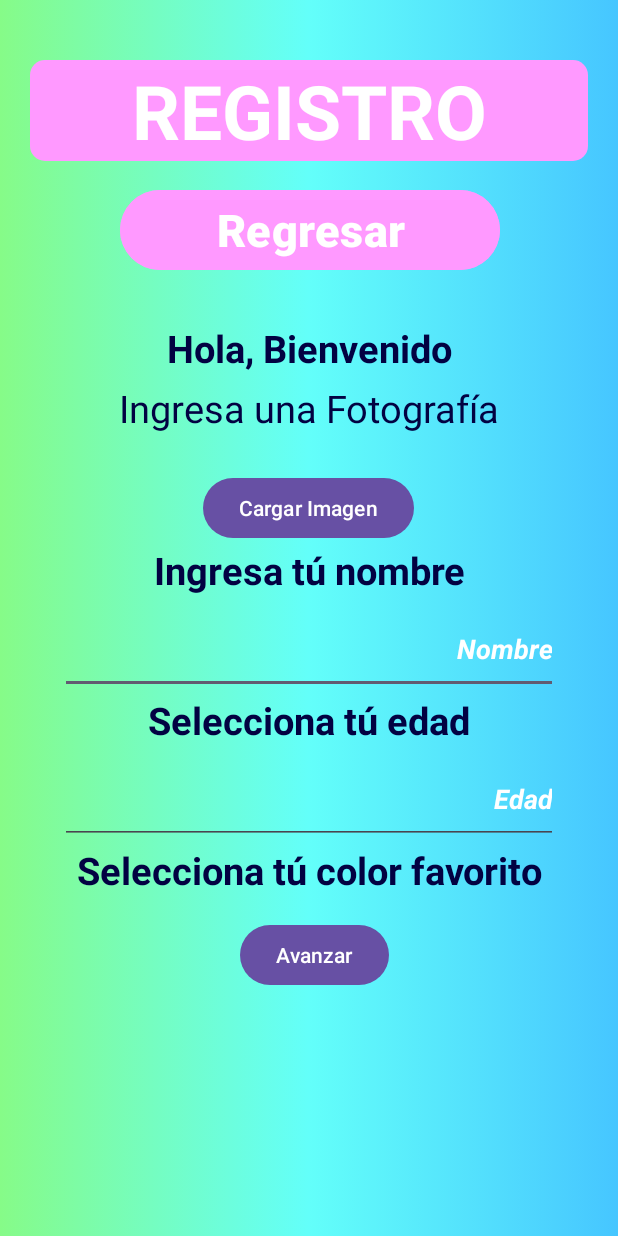
After one commit to KevindeJesusUAA/ProyectoFinalGeoterra, an Android app: the registro screen opened directly, with no data from a screen before it, on a phone screen of 412 x 824 dp. The commit adds this screen. Run offline under Robolectric (Android 15) with nearby library versions, the phone set to English and light mode, and no system bars; plain views replace SelectColor.

Commit message:
Agregué opciones, registro, explorar, etc.

```diff
--- a/app/build.gradle.kts
+++ b/app/build.gradle.kts
@@ -34,6 +34,7 @@ android {
 dependencies {
 
     implementation ("com.github.bumptech.glide:glide:4.12.0")
+    implementation("com.google.android.gms:play-services-maps:18.2.0")
     annotationProcessor ("com.github.bumptech.glide:compiler:4.12.0")
     implementation("androidx.appcompat:appcompat:1.6.1")
     implementation("com.google.android.material:material:1.10.0")
--- a/app/src/main/java/uaa/mx/proyectofinalgeoterra/MainActivity.java
+++ b/app/src/main/java/uaa/mx/proyectofinalgeoterra/MainActivity.java
@@ -22,7 +22,7 @@ public class MainActivity extends AppCompatActivity {
             @Override
             public void onClick(View v) { //Declaramos el método onClick
                 // Inicia la nueva actividad cuando se hace clic en el botón
-                Intent intent = new Intent(MainActivity.this, menu.class); // Reemplaza "NuevaActividad" con el nombre de tu nueva actividad
+                Intent intent = new Intent(MainActivity.this, opciones.class); // Reemplaza "NuevaActividad" con el nombre de tu nueva actividad
                 startActivity(intent);
             }
         });
--- /dev/null
+++ b/app/src/main/java/uaa/mx/proyectofinalgeoterra/registro.java
@@ -0,0 +1,72 @@
+package uaa.mx.proyectofinalgeoterra;
+
+import android.content.Intent;
+import android.graphics.Bitmap;
+import android.net.Uri;
+import android.os.Bundle;
+import android.provider.MediaStore;
+import android.view.View;
+import android.widget.Button;
+import android.widget.ImageButton;
+import android.widget.ImageView;
+
+import androidx.appcompat.app.AppCompatActivity;
+
+import com.bumptech.glide.Glide;
+import com.bumptech.glide.load.resource.drawable.DrawableTransitionOptions;
+
+import java.io.IOException;
+
+public class registro extends AppCompatActivity {
+    private Button btnRegresar; //Declaramos un botón para regresar a la actividad principal
+    private ImageButton btnMapas, btnContinentes, btnPaises;
+
+    private String parametro;
+
+    private static final int SELECT_PICTURE = 1;
+    private Button cargarImagenButton;
+
+    //En el método onCreate creamos la actividad y se configura
+    @Override
+    protected void onCreate(Bundle savedInstanceState) {
+        super.onCreate(savedInstanceState); // Esta línea llama al método onCreate de la clase base (AppCompatActivity) para que realice sus tareas de inicialización
+        setContentView(R.layout.registro); // Se carga la interfaz de usuario de la actividad a partir del archivo de diseño para que los distintos elementos
+        // estén disponibles
+
+        btnRegresar = findViewById(R.id.btnRegresar); // Obtenemos una referencia al elemento del botón de la interfaz de usuario llamado "btnRegresar"
+
+        //Cuando se seleccione el boton de regresar, se ejecuta el código contenido dentro del método onClick
+        btnRegresar.setOnClickListener(new View.OnClickListener() {
+            @Override
+            public void onClick(View v) {
+                finish(); // Cierra la actividad actual y vuelve a la anterior
+            }
+        });
+
+
+        cargarImagenButton = findViewById(R.id.cargarImagenButton);
+
+        cargarImagenButton.setOnClickListener(new View.OnClickListener() {
+            @Override
+            public void onClick(View view) {
+                Intent intent = new Intent(Intent.ACTION_PICK, MediaStore.Images.Media.EXTERNAL_CONTENT_URI);
+                startActivityForResult(intent, SELECT_PICTURE);
+            }
+        });
+    }
+
+    @Override
+    protected void onActivityResult(int requestCode, int resultCode, Intent data) {
+        super.onActivityResult(requestCode, resultCode, data);
+
+        if (requestCode == SELECT_PICTURE && resultCode == RESULT_OK) {
+            Uri selectedImageUri = data.getData();
+            try {
+                Bitmap bitmap = MediaStore.Images.Media.getBitmap(this.getContentResolver(), selectedImageUri);
+                // Realiza acciones con la imagen cargada
+            } catch (IOException e) {
+                e.printStackTrace();
+            }
+        }
+    }
+}
--- a/app/src/main/res/layout/data.xml
+++ b/app/src/main/res/layout/data.xml
@@ -1,5 +1,4 @@
 <?xml version="1.0" encoding="utf-8"?>
-
 <ScrollView
     android:layout_width="fill_parent"
     android:layout_height="fill_parent"
@@ -10,8 +9,5 @@
         android:layout_height="match_parent"
         android:id="@+id/info"
         android:background="@drawable/fondo_degradado">
-
-
-
     </LinearLayout>
 </ScrollView>
--- /dev/null
+++ b/app/src/main/res/layout/registro.xml
@@ -0,0 +1,151 @@
+<?xml version="1.0" encoding="utf-8"?>
+<LinearLayout xmlns:android="http://schemas.android.com/apk/res/android"
+    xmlns:app="http://schemas.android.com/apk/res-auto"
+    xmlns:tools="http://schemas.android.com/tools"
+    android:layout_width="match_parent"
+    android:layout_height="match_parent"
+    android:background="@drawable/fondo_degradado"
+    android:orientation="vertical">
+
+    <TextView
+        android:id="@+id/txtTitulo"
+        android:layout_width="match_parent"
+        android:layout_height="wrap_content"
+        android:text="REGISTRO"
+        android:textSize="50dp"
+        android:textStyle="bold"
+        android:textAlignment="center"
+        android:textColor="#FFFFFF"
+        android:layout_gravity="center"
+        android:layout_marginTop="40dp"
+        android:background="@drawable/fondo_textview" />
+
+    <Button
+        android:id="@+id/btnRegresar"
+        android:layout_width="253dp"
+        android:layout_height="61dp"
+        android:layout_marginStart="80dp"
+        android:layout_marginEnd="80dp"
+        android:layout_marginBottom="15dp"
+        android:layout_marginTop="15dp"
+        android:backgroundTint="#FF99FF"
+        android:text="Regresar"
+        android:textColor="#FFFFFF"
+        android:textSize="30sp"
+        android:textStyle="bold"
+        app:layout_constraintBottom_toTopOf="@+id/textView3"
+        app:layout_constraintEnd_toEndOf="parent"
+        app:layout_constraintHorizontal_bias="0.0"
+        app:layout_constraintStart_toStartOf="parent" />
+
+    <TextView
+        android:id="@+id/txtbienvenido"
+        android:layout_width="match_parent"
+        android:layout_height="40dp"
+        android:layout_marginTop="15dp"
+        android:inputType="text"
+        android:text="Hola, Bienvenido"
+        android:textAlignment="center"
+        android:textColor="#020242"
+        android:textSize="25dp"
+        android:textStyle="bold" />
+    <TextView
+        android:id="@+id/txtFotografia"
+        android:layout_width="match_parent"
+        android:layout_height="40dp"
+        android:inputType="text"
+        android:text="Ingresa una Fotografía"
+        android:textAlignment="center"
+        android:textColor="#020242"
+        android:textSize="25dp" />
+    <Button
+        android:id="@+id/cargarImagenButton"
+        android:layout_width="wrap_content"
+        android:layout_height="wrap_content"
+        android:text="Cargar Imagen"
+        android:layout_gravity="center"
+        android:layout_marginTop="20dp" />
+    <TextView
+        android:id="@+id/txtNombre"
+        android:layout_width="match_parent"
+        android:layout_height="40dp"
+        android:inputType="text"
+        android:text="Ingresa tú nombre"
+        android:textAlignment="center"
+        android:textColor="#020242"
+        android:textSize="25dp"
+        android:textStyle="bold"/>
+    <EditText
+        android:id="@+id/ingreso"
+        android:layout_width="match_parent"
+        android:layout_height="60dp"
+
+        android:layout_marginLeft="40dp"
+        android:layout_marginRight="40dp"
+        android:hint="Nombre"
+        android:inputType="text"
+        android:textAlignment="textEnd"
+        android:textColor="#FFFFFF"
+        android:textColorHint="#FFFFFF"
+        android:textStyle="bold|italic"/>
+
+    <TextView
+        android:id="@+id/txtEdad"
+        android:layout_width="match_parent"
+        android:layout_height="40dp"
+        android:inputType="text"
+        android:text="Selecciona tú edad"
+        android:textAlignment="center"
+        android:textColor="#020242"
+        android:textSize="25dp"
+        android:textStyle="bold"/>
+
+    <EditText
+        android:id="@+id/edad"
+        android:layout_width="match_parent"
+        android:layout_height="60dp"
+
+        android:layout_marginLeft="40dp"
+        android:layout_marginRight="40dp"
+        android:hint="Edad"
+        android:inputType="number"
+        android:textAlignment="textEnd"
+        android:textColor="#FFFFFF"
+        android:textColorHint="#FFFFFF"
+        android:textStyle="bold|italic"/>
+
+    <TextView
+        android:id="@+id/txtColor"
+        android:layout_width="match_parent"
+        android:layout_height="40dp"
+        android:layout_marginBottom="10dp"
+        android:inputType="text"
+        android:text="Selecciona tú color favorito"
+        android:textAlignment="center"
+        android:textColor="#020242"
+        android:textSize="25dp"
+        android:textStyle="bold"/>
+
+    <!--<com.example.proyectofinal.SelectColor
+        android:id="@+id/selectorColor"
+        android:layout_width="400dp"
+        android:layout_height="600dp"
+        android:layout_marginLeft="100dp"
+        android:layout_marginRight="100dp"
+        android:layout_marginBottom="10dp"/>-->
+
+    <LinearLayout
+        android:layout_width="match_parent"
+        android:layout_height="wrap_content"
+        android:orientation="horizontal"
+        android:gravity="center">
+
+        <Button
+            android:id="@+id/avanzarButton"
+            android:layout_width="wrap_content"
+            android:layout_height="wrap_content"
+            android:text="Avanzar"
+            android:layout_marginStart="8dp"/>
+    </LinearLayout>
+
+</LinearLayout>
```
Also changed, not shown: app/src/main/AndroidManifest.xml (+15 -0 lines), app/src/main/java/uaa/mx/proyectofinalgeoterra/explora.java (added, +16 -0 lines), app/src/main/java/uaa/mx/proyectofinalgeoterra/menu.java (+42 -4 lines), app/src/main/java/uaa/mx/proyectofinalgeoterra/opciones.java (added, +53 -0 lines), app/src/main/java/uaa/mx/proyectofinalgeoterra/temas.java (+12 -3 lines), app/src/main/res/drawable/fondo_descrip.xml (added, +14 -0 lines), app/src/main/res/layout/explora_conmigo.xml (added, +40 -0 lines), app/src/main/res/layout/opciones.xml (added, +139 -0 lines), app/src/main/res/drawable/ingresar.png (added), app/src/main/res/drawable/registrar.png (added).
